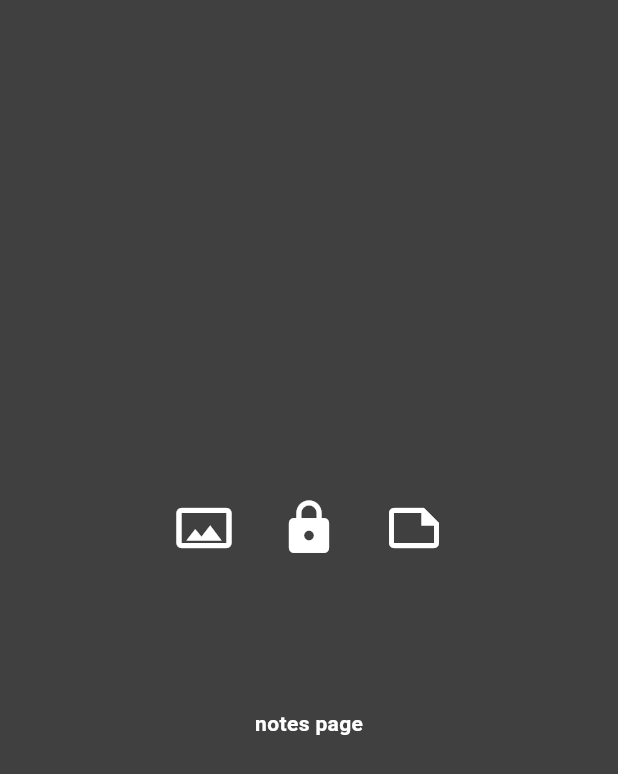
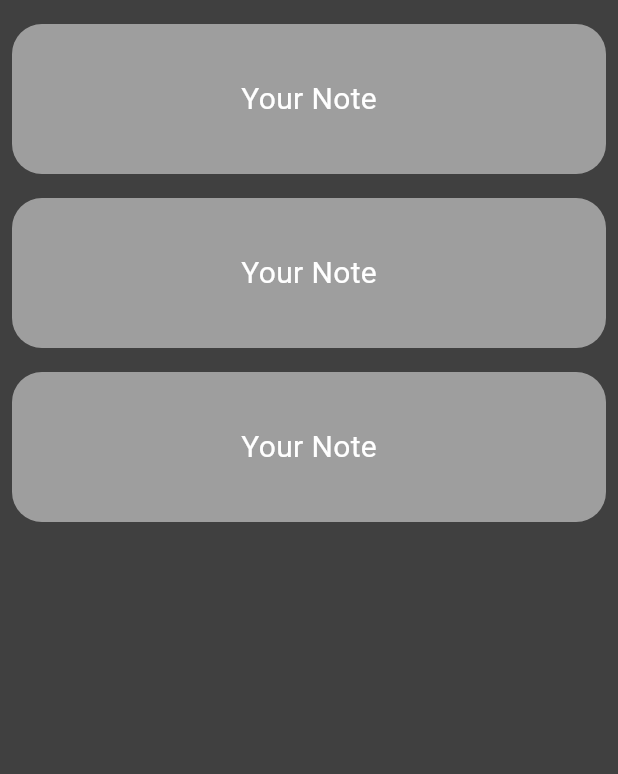
Before and after one commit to GaecKo/CryptedEye, a Flutter app: the NotesPage screen opened directly, on a phone screen of 412 x 824 dp. Shown: the top 774 px of the screen. Run offline on Flutter 3.47's test engine with Material 3 defaults, Android fonts, the phone set to English and light mode, and no system bars.

```diff
--- /dev/null
+++ b/lib/pages/Tabs/notes.dart
@@ -0,0 +1,73 @@
+import 'package:flutter/material.dart';
+
+class NotesPage extends StatelessWidget {
+  const NotesPage({Key? key});
+  @override
+  Widget build(BuildContext context) {
+    return Scaffold(
+      body: Container(
+        color: Color.fromRGBO(64, 64, 64, 1),
+        child: Padding(
+          padding: const EdgeInsets.all(8.0),
+          child: Column(
+            crossAxisAlignment: CrossAxisAlignment.stretch,
+            children: [
+              NoteRow(),
+              NoteRow(),
+              NoteRow(),
+            ],
+          ),
+        ),
+      ),
+    );
+  }
+}
+
+class NoteRow extends StatelessWidget {
+
+  @override
+  Widget build(BuildContext context) {
+    double screenWidth = MediaQuery.of(context).size.width;
+    bool isTwoNotes = screenWidth > 600; // If screen width is more than 600, display two notes per row
+
+    return Padding(
+      padding: const EdgeInsets.symmetric(vertical: 8.0),
+      child: Row(
+        mainAxisAlignment: MainAxisAlignment.spaceBetween,
+        children: [
+          isTwoNotes ? NoteBox() : Expanded(child: NoteBox()),
+          isTwoNotes ? NoteBox() : Container(), // If only one note per row, add an empty container
+        ],
+      ),
+    );
+  }
+}
+
+class NoteBox extends StatelessWidget {
+  @override
+  Widget build(BuildContext context) {
+    return GestureDetector(
+      onTap: () {
+        // Handle tap event here
+        print('Note tapped!');
+      },
+      child: Container(
+        width: MediaQuery.of(context).size.width * 0.4, // Adjust width of the note box
+        height: 100, // Fixed height for the note box
+        decoration: BoxDecoration(
+          color: Colors.grey,
+          borderRadius: BorderRadius.circular(20.0), // Round the corners
+        ),
+        child: Center(
+          child: Text(
+            'Your Note',
+            style: TextStyle(
+              color: Colors.white,
+              fontSize: 20.0,
+            ),
+          ),
+        ),
+      ),
+    );
+  }
+}
--- a/lib/pages/notes.dart
+++ /dev/null
@@ -1,65 +0,0 @@
-import 'package:flutter/material.dart';
-
-// tutorial used: https://youtu.be/Dh-cTQJgM-Q
-class NotesPage extends StatelessWidget {
-  const NotesPage({Key? key}) : super(key: key); // Fix constructor syntax
-
-  @override
-  Widget build(BuildContext context) {
-    return Scaffold(
-      backgroundColor: const Color.fromRGBO(64, 64, 64, 1),
-      body: SafeArea(
-        child: Center(
-          child: Column( // Changed Center to Column
-            mainAxisAlignment: MainAxisAlignment.center, // Added alignment for Column
-            children: [
-              // empty space
-              const SizedBox(height: 50),
-
-              // Title
-              const Row(
-                mainAxisAlignment: MainAxisAlignment.center,
-                children: [
-
-                  // Pictures Icon
-                  Icon(
-                    Icons.panorama_outlined,
-                    size:40,
-                    color: Colors.white,
-                  ),
-
-                  SizedBox(width: 30),
-
-                  // Lock Icon
-                  Icon(
-                    Icons.lock,
-                    size:40,
-                    color: Colors.white,
-                  ),
-
-                  SizedBox(width: 30),
-
-                  // File Icon
-                  Icon(
-                    Icons.note_outlined,
-                    size:40,
-                    color: Colors.white,
-                  ),
-                ],
-              ),
-              const SizedBox(height: 100),
-              const Text(
-                "notes page",
-                style: TextStyle(
-                  color: Colors.white,
-                  fontWeight: FontWeight.bold,
-                ),
-              ),
-              const SizedBox(height: 50),
-            ],
-          ),
-        ),
-      ),
-    );
-  }
-}
```
Also changed, not shown: lib/main.dart (+54 -2 lines), lib/pages/Tabs/albumPage.dart (added, +115 -0 lines), lib/images/events.jpeg (added), lib/images/family.jpeg (added), lib/images/friends.jpeg (added), lib/images/nature.jpeg (added), lib/images/pets.jpeg (added), lib/images/travel.jpeg (added).
